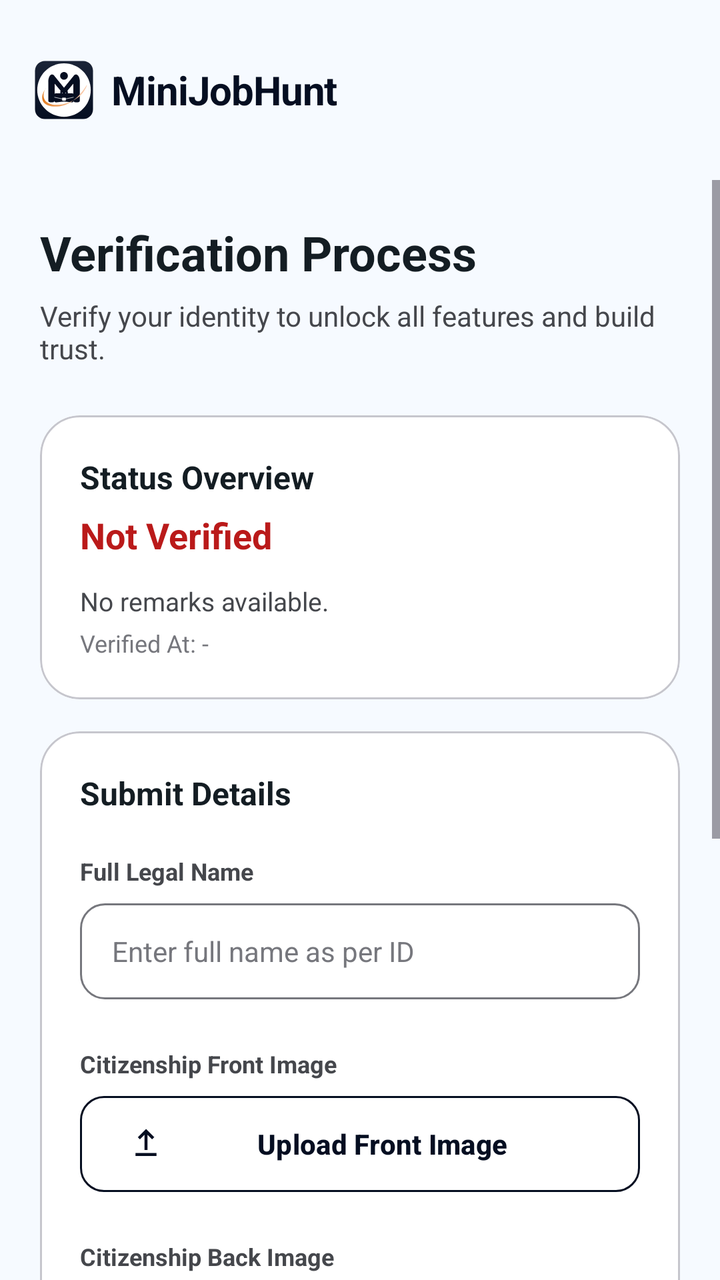
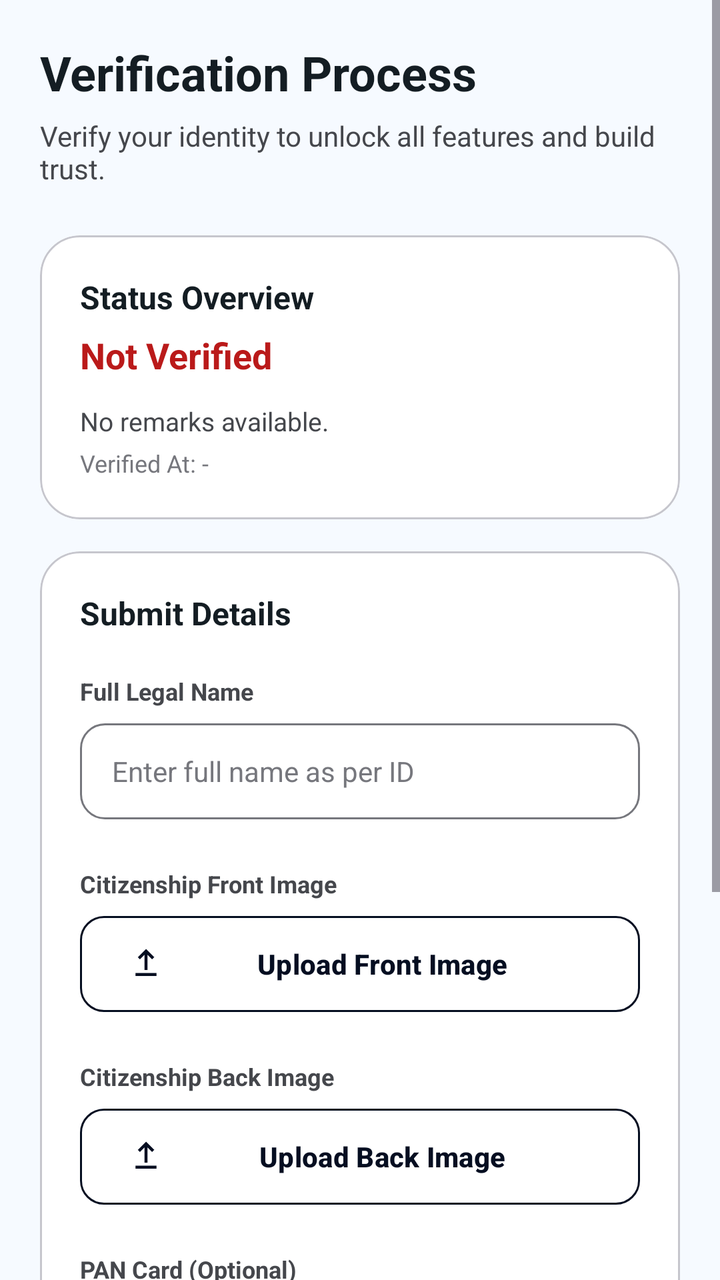

Before-and-after screenshots of an Android layout around one commit, followed by the original layout XML and the change that was made.
<!-- AndroidManifest.xml: application theme Theme.MiniJobHunt -->
<!-- res/layout/fragment_verification.xml -->
<?xml version="1.0" encoding="utf-8"?>
<LinearLayout xmlns:android="http://schemas.android.com/apk/res/android"
    xmlns:app="http://schemas.android.com/apk/res-auto"
    xmlns:tools="http://schemas.android.com/tools"
    android:layout_width="match_parent"
    android:layout_height="match_parent"
    android:orientation="vertical"
    android:background="@color/background">

    
    <include
        android:id="@+id/header"
        layout="@layout/layout_common_header" />

    <ScrollView
        android:layout_width="match_parent"
        android:layout_height="match_parent"
        android:fillViewport="true">

        <LinearLayout
            android:layout_width="match_parent"
            android:layout_height="wrap_content"
            android:orientation="vertical"
            android:padding="20dp">

            
            <TextView
                android:layout_width="wrap_content"
                android:layout_height="wrap_content"
                android:text="Verification Process"
                android:textStyle="bold"
                android:textSize="24sp"
                android:textColor="@color/text_primary"/>

            <TextView
                android:layout_width="wrap_content"
                android:layout_height="wrap_content"
                android:layout_marginTop="6dp"
                android:text="Verify your identity to unlock all features and build trust."
                android:textSize="14sp"
                android:textColor="@color/text_secondary"/>

            
            <com.google.android.material.card.MaterialCardView
                android:layout_width="match_parent"
                android:layout_height="wrap_content"
                android:layout_marginTop="24dp"
                app:cardCornerRadius="20dp"
                app:cardElevation="0dp"
                app:strokeWidth="1dp"
                app:strokeColor="@color/outline_variant"
                app:cardBackgroundColor="@color/white">

                <LinearLayout
                    android:layout_width="match_parent"
                    android:layout_height="wrap_content"
                    android:orientation="vertical"
                    android:padding="20dp">

                    <TextView
                        android:layout_width="wrap_content"
                        android:layout_height="wrap_content"
                        android:text="Status Overview"
                        android:textStyle="bold"
                        android:textSize="16sp"
                        android:textColor="@color/text_primary"/>

                    <TextView
                        android:id="@+id/txtStatus"
                        android:layout_width="wrap_content"
                        android:layout_height="wrap_content"
                        android:layout_marginTop="6dp"
                        android:text="Not Verified"
                        android:textStyle="bold"
                        android:textSize="18sp"
                        android:textColor="@color/accent"/>

                    <TextView
                        android:id="@+id/txtRemarks"
                        android:layout_width="match_parent"
                        android:layout_height="wrap_content"
                        android:layout_marginTop="12dp"
                        android:text="No remarks available."
                        android:textColor="@color/text_secondary"
                        android:textSize="13sp" />

                    <TextView
                        android:id="@+id/txtVerifiedAt"
                        android:layout_width="match_parent"
                        android:layout_height="wrap_content"
                        android:layout_marginTop="4dp"
                        android:text="Verified At: -"
                        android:textColor="@color/text_muted"
                        android:textSize="12sp" />

                </LinearLayout>

            </com.google.android.material.card.MaterialCardView>

            
            <com.google.android.material.card.MaterialCardView
                android:layout_width="match_parent"
                android:layout_height="wrap_content"
                android:layout_marginTop="16dp"
                app:cardCornerRadius="20dp"
                app:cardElevation="0dp"
                app:strokeWidth="1dp"
                app:strokeColor="@color/outline_variant"
                app:cardBackgroundColor="@color/white">

                <LinearLayout
                    android:layout_width="match_parent"
                    android:layout_height="wrap_content"
                    android:orientation="vertical"
                    android:padding="20dp">

                    <TextView
                        android:layout_width="wrap_content"
                        android:layout_height="wrap_content"
                        android:text="Submit Details"
                        android:textStyle="bold"
                        android:textSize="16sp"
                        android:textColor="@color/text_primary"
                        android:layout_marginBottom="20dp"/>

                    
                    <TextView
                        android:layout_width="wrap_content"
                        android:layout_height="wrap_content"
                        android:text="Full Legal Name"
                        android:textStyle="bold"
                        android:textSize="12sp"
                        android:textColor="@color/text_secondary"/>

                    <EditText
                        android:id="@+id/etFullName"
                        android:layout_width="match_parent"
                        android:layout_height="48dp"
                        android:layout_marginTop="8dp"
                        android:background="@drawable/bg_input_rounded"
                        android:hint="Enter full name as per ID"
                        android:paddingHorizontal="16dp"
                        android:textColor="@color/text_primary"
                        android:textColorHint="@color/text_hint"
                        android:textSize="14sp" />

                    
                    <TextView
                        android:layout_width="wrap_content"
                        android:layout_height="wrap_content"
                        android:layout_marginTop="24dp"
                        android:text="Citizenship Front Image"
                        android:textStyle="bold"
                        android:textSize="12sp"
                        android:textColor="@color/text_secondary"/>

                    <com.google.android.material.button.MaterialButton
                        android:id="@+id/btnCitizenshipFront"
                        style="@style/AppButton.Ghost"
                        android:layout_width="match_parent"
                        android:layout_height="48dp"
                        android:layout_marginTop="8dp"
                        android:text="Upload Front Image"
                        android:textAllCaps="false"
                        app:icon="@drawable/ic_upload" />

                    <com.google.android.material.imageview.ShapeableImageView
                        android:id="@+id/imgFront"
                        android:layout_width="match_parent"
                        android:layout_height="180dp"
                        android:layout_marginTop="12dp"
                        android:scaleType="centerCrop"
                        app:shapeAppearanceOverlay="@style/ShapeAppearance.App.Medium"
                        android:visibility="gone"
                        tools:visibility="visible"
                        android:background="@color/surface_variant" />

                    
                    <TextView
                        android:layout_width="wrap_content"
                        android:layout_height="wrap_content"
                        android:layout_marginTop="24dp"
                        android:text="Citizenship Back Image"
                        android:textStyle="bold"
                        android:textSize="12sp"
                        android:textColor="@color/text_secondary"/>

                    <com.google.android.material.button.MaterialButton
                        android:id="@+id/btnCitizenshipBack"
                        style="@style/AppButton.Ghost"
                        android:layout_width="match_parent"
                        android:layout_height="48dp"
                        android:layout_marginTop="8dp"
                        android:text="Upload Back Image"
                        android:textAllCaps="false"
                        app:icon="@drawable/ic_upload" />

                    <com.google.android.material.imageview.ShapeableImageView
                        android:id="@+id/imgBack"
                        android:layout_width="match_parent"
                        android:layout_height="180dp"
                        android:layout_marginTop="12dp"
                        android:scaleType="centerCrop"
                        app:shapeAppearanceOverlay="@style/ShapeAppearance.App.Medium"
                        android:visibility="gone"
                        tools:visibility="visible"
                        android:background="@color/surface_variant" />

                    
                    <TextView
                        android:layout_width="wrap_content"
                        android:layout_height="wrap_content"
                        android:layout_marginTop="24dp"
                        android:text="PAN Card (Optional)"
                        android:textStyle="bold"
                        android:textSize="12sp"
                        android:textColor="@color/text_secondary"/>

                    <com.google.android.material.button.MaterialButton
                        android:id="@+id/btnPan"
                        style="@style/AppButton.Ghost"
                        android:layout_width="match_parent"
                        android:layout_height="48dp"
                        android:layout_marginTop="8dp"
                        android:text="Upload PAN Card Image"
                        android:textAllCaps="false"
                        app:icon="@drawable/ic_upload" />

                    <com.google.android.material.imageview.ShapeableImageView
                        android:id="@+id/imgPan"
                        android:layout_width="match_parent"
                        android:layout_height="180dp"
                        android:layout_marginTop="12dp"
                        android:scaleType="centerCrop"
                        app:shapeAppearanceOverlay="@style/ShapeAppearance.App.Medium"
                        android:visibility="gone"
                        tools:visibility="visible"
                        android:background="@color/surface_variant" />

                    
                    <com.google.android.material.button.MaterialButton
                        android:id="@+id/btnSubmitVerification"
                        style="@style/AppButton.Primary"
                        android:layout_width="match_parent"
                        android:layout_height="48dp"
                        android:layout_marginTop="32dp"
                        android:text="Submit Verification Request"
                        android:textAllCaps="false" />

                </LinearLayout>

            </com.google.android.material.card.MaterialCardView>

            <Space
                android:layout_width="match_parent"
                android:layout_height="100dp"/>

        </LinearLayout>

    </ScrollView>
</LinearLayout>
<!-- res/layout/layout_common_header.xml (included above) -->
<?xml version="1.0" encoding="utf-8"?>
<RelativeLayout xmlns:android="http://schemas.android.com/apk/res/android"
    xmlns:app="http://schemas.android.com/apk/res-auto"
    android:layout_width="match_parent"
    android:layout_height="90dp"
    android:background="@color/surface"
    android:paddingHorizontal="16dp"
    android:paddingTop="24dp">

    <LinearLayout
        android:layout_width="wrap_content"
        android:layout_height="wrap_content"
        android:layout_centerVertical="true"
        android:gravity="center_vertical"
        android:orientation="horizontal">

        <ImageView
            android:layout_width="32dp"
            android:layout_height="32dp"
            android:src="@drawable/ic_mainlogo" />

        <TextView
            android:layout_width="wrap_content"
            android:layout_height="wrap_content"
            android:layout_marginStart="8dp"
            android:text="MiniJobHunt"
            android:textColor="@color/primary"
            android:textSize="20sp"
            android:textStyle="bold"
            android:letterSpacing="-0.02" />
    </LinearLayout>
</RelativeLayout>
<!-- resources referenced by this layout -->
<resources>
  <color name="accent">#ba1a1a</color>
  <color name="background">#f6faff</color>
  <color name="outline_variant">#c6c6cd</color>
  <color name="primary">#050e21</color>
  <color name="surface">#f6faff</color>
  <color name="surface_variant">#dbe4ed</color>
  <color name="text_hint">#76777d</color>
  <color name="text_muted">#76777d</color>
  <color name="text_primary">#141d23</color>
  <color name="text_secondary">#45474c</color>
  <color name="white">#FFFFFF</color>
  <!-- drawable ic_mainlogo: vector/xml drawable (drawable, 3696 chars, omitted) -->
  <!-- drawable ic_upload (drawable) -->
  <vector xmlns:android="http://schemas.android.com/apk/res/android"
      android:width="24dp"
      android:height="24dp"
      android:viewportWidth="24"
      android:viewportHeight="24">
  
      <path
          android:fillColor="#4CAF50"
          android:pathData="M5,20h14v-2H5v2zM12,2l-5.5,5.5 1.41,1.41L11,5.83V16h2V5.83l3.09,3.08 1.41-1.41L12,2z"/>
  </vector>
  <style name="AppButton.Ghost" parent="Widget.Material3.Button.OutlinedButton">
          <item name="android:textColor">@color/primary</item>
          <item name="strokeColor">@color/primary</item>
          <item name="strokeWidth">1dp</item>
          <item name="shapeAppearance">@style/ShapeAppearance.App.Medium</item>
          <item name="android:insetTop">0dp</item>
          <item name="android:insetBottom">0dp</item>
          <item name="android:textStyle">bold</item>
      </style>
  <style name="AppButton.Primary" parent="Widget.Material3.Button">
          <item name="backgroundTint">@color/primary</item>
          <item name="android:textColor">@color/white</item>
          <item name="shapeAppearance">@style/ShapeAppearance.App.Medium</item>
          <item name="android:insetTop">0dp</item>
          <item name="android:insetBottom">0dp</item>
          <item name="android:letterSpacing">0.01</item>
          <item name="android:textStyle">bold</item>
      </style>
  <style name="ShapeAppearance.App.Medium" parent="ShapeAppearance.Material3.MediumComponent">
          <item name="cornerSize">12dp</item>
      </style>
  <style name="Theme.MiniJobHunt" parent="Base.Theme.MiniJobHunt" />
  <color name="outline">#76777d</color>
  <color name="primary_container">#1b2437</color>
  <color name="on_primary_container">#828ba2</color>
  <color name="secondary">#5c5f60</color>
  <style name="AppText.HeadlineLarge">
          <item name="android:textSize">24sp</item>
          <item name="android:textStyle">bold</item>
          <item name="android:textColor">@color/text_primary</item>
          <item name="android:letterSpacing">-0.02</item>
      </style>
  <style name="AppText.TitleMedium">
          <item name="android:textSize">18sp</item>
          <item name="android:textStyle">bold</item>
          <item name="android:textColor">@color/text_primary</item>
      </style>
  <style name="AppText.BodyLarge">
          <item name="android:textSize">16sp</item>
          <item name="android:textColor">@color/text_secondary</item>
      </style>
  <style name="AppText.LabelMedium">
          <item name="android:textSize">12sp</item>
          <item name="android:textStyle">bold</item>
          <item name="android:textColor">@color/text_muted</item>
          <item name="android:letterSpacing">0.01</item>
      </style>
  <!-- unchanged entries left out for length: 2 -->
</resources>

<!-- the commit's change to res/layout/fragment_verification.xml (unified diff, before → after) -->
@@ -7,11 +7,6 @@
     android:orientation="vertical"
     android:background="@color/background">
 
-    
-    <include
-        android:id="@+id/header"
-        layout="@layout/layout_common_header" />
-
     <ScrollView
         android:layout_width="match_parent"
         android:layout_height="match_parent"
@@ -259,36 +254,3 @@
 
     </ScrollView>
 </LinearLayout>
-<!-- res/layout/layout_common_header.xml (included above) -->
-<?xml version="1.0" encoding="utf-8"?>
-<RelativeLayout xmlns:android="http://schemas.android.com/apk/res/android"
-    xmlns:app="http://schemas.android.com/apk/res-auto"
-    android:layout_width="match_parent"
-    android:layout_height="90dp"
-    android:background="@color/surface"
-    android:paddingHorizontal="16dp"
-    android:paddingTop="24dp">
-
-    <LinearLayout
-        android:layout_width="wrap_content"
-        android:layout_height="wrap_content"
-        android:layout_centerVertical="true"
-        android:gravity="center_vertical"
-        android:orientation="horizontal">
-
-        <ImageView
-            android:layout_width="32dp"
-            android:layout_height="32dp"
-            android:src="@drawable/ic_mainlogo" />
-
-        <TextView
-            android:layout_width="wrap_content"
-            android:layout_height="wrap_content"
-            android:layout_marginStart="8dp"
-            android:text="MiniJobHunt"
-            android:textColor="@color/primary"
-            android:textSize="20sp"
-            android:textStyle="bold"
-            android:letterSpacing="-0.02" />
-    </LinearLayout>
-</RelativeLayout>
<!-- resource entries referenced after the edit -->
@@ -4,14 +4,12 @@
   <color name="background">#f6faff</color>
   <color name="outline_variant">#c6c6cd</color>
   <color name="primary">#050e21</color>
-  <color name="surface">#f6faff</color>
   <color name="surface_variant">#dbe4ed</color>
   <color name="text_hint">#76777d</color>
   <color name="text_muted">#76777d</color>
   <color name="text_primary">#141d23</color>
   <color name="text_secondary">#45474c</color>
   <color name="white">#FFFFFF</color>
-  <!-- drawable ic_mainlogo: vector/xml drawable (drawable, 3696 chars, omitted) -->
   <!-- drawable ic_upload (drawable) -->
   <vector xmlns:android="http://schemas.android.com/apk/res/android"
       android:width="24dp"
